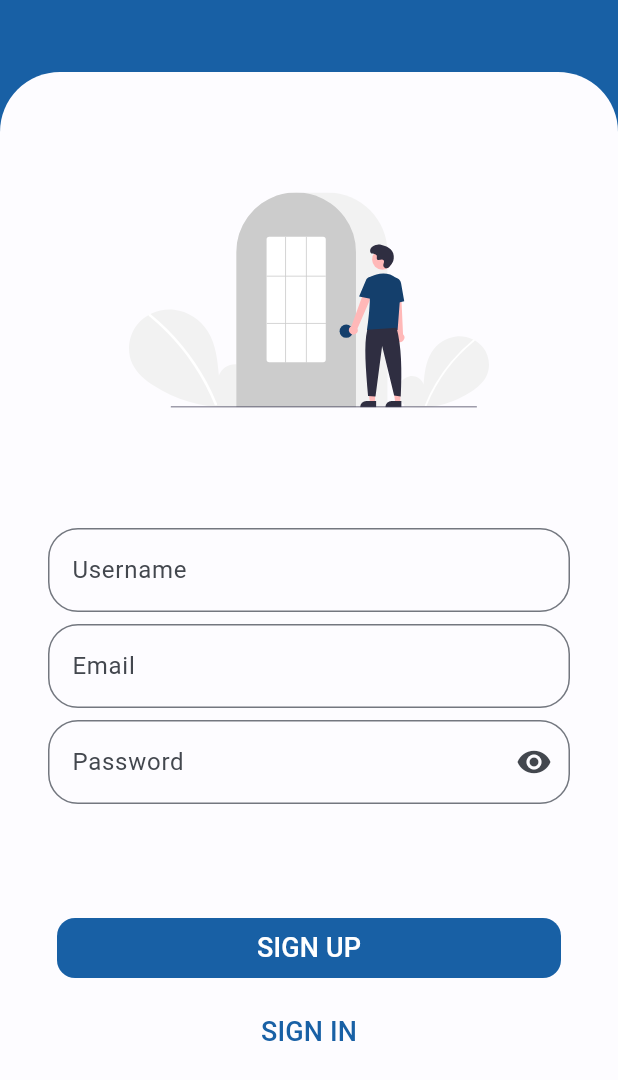
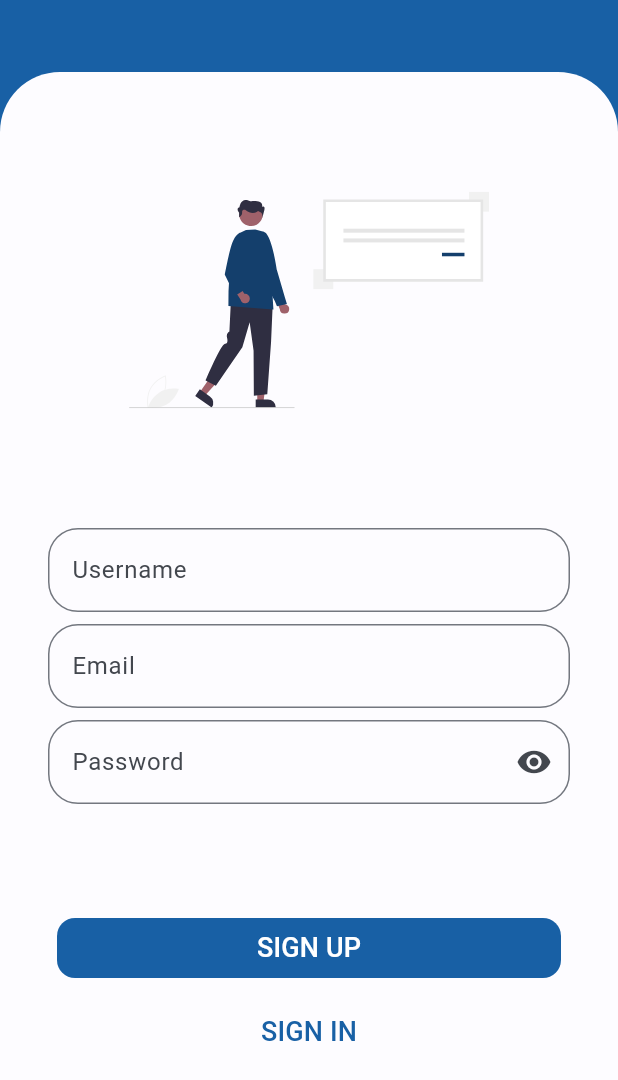
Before and after one commit to RadRasyad/firebase_auth_flutter, a Flutter app: the SignUpPage screen opened by its route, on a phone screen of 412 x 824 dp. Shown: the top 1080 px of the screen. Run offline on Flutter 3.47's test engine with Material 2 defaults, Android fonts, the phone set to English and light mode, and no system bars; our stand-ins replace firebase_auth, firebase_core, flutter_svg; accounts and stored records are empty.

Commit message:
remodel signup

```diff
--- a/lib/page/sign_up_page.dart
+++ b/lib/page/sign_up_page.dart
@@ -40,7 +40,7 @@ class _SignUpPageState extends State<SignUpPage> {
             child: Column(
               children: [
                 SvgPicture.asset(
-                  "assets/illustrator_sing_in.svg",
+                  "assets/illustrator_sing_up.svg",
                   height: 240.0,
                   width: 240.0,
                 ),
```
Also changed, not shown: 1 other file.
